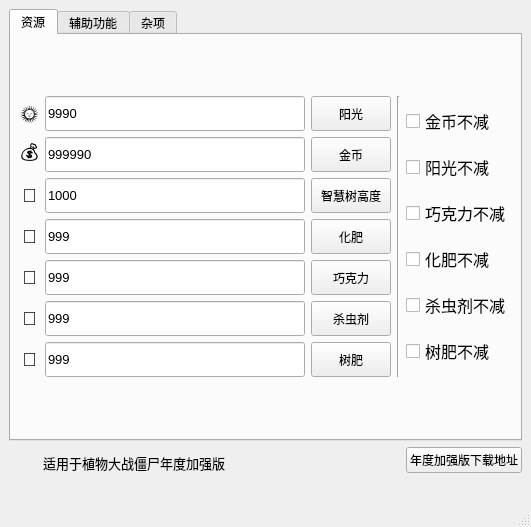
windshadow233/pvz-toolkit, file pvztool.ui: the form before one commit.
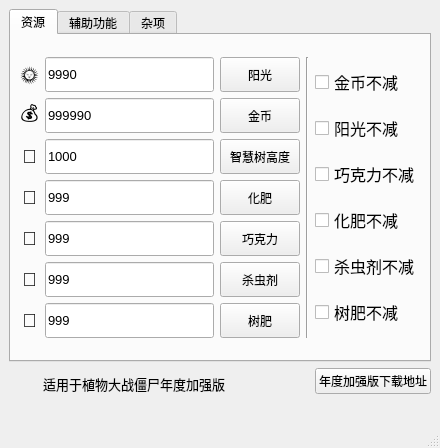
The form after the commit.

What changed in the file:
```diff
--- a/pvztool.ui
+++ b/pvztool.ui
@@ -6,8 +6,8 @@
    <rect>
     <x>0</x>
     <y>0</y>
-    <width>531</width>
-    <height>527</height>
+    <width>440</width>
+    <height>448</height>
    </rect>
   </property>
   <property name="sizePolicy">
```
Left out of the diff: 120 changed lines with no effect on the pictures.
